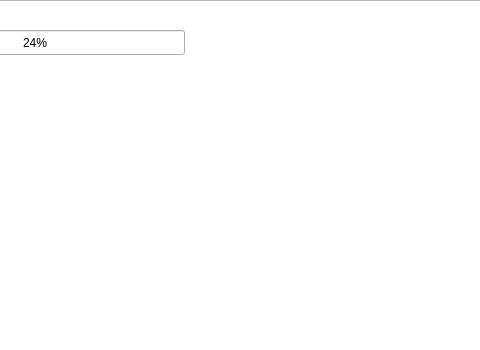
Old version of the form street_of_war/individual.ui in the repository damsil99/Proyecto-Final; both pictures show x 175 to 655 and y 0 to 350 of the 1200 by 600 pixel window.
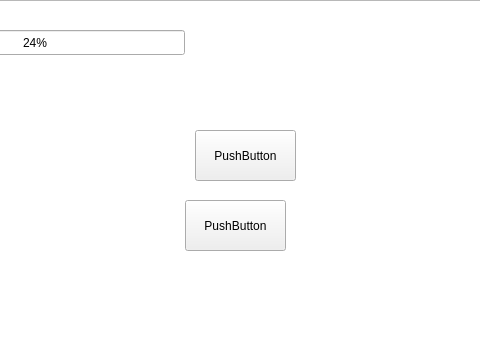
New version of the form.

```diff
--- a/street_of_war/individual.ui
+++ b/street_of_war/individual.ui
@@ -49,6 +49,32 @@
     <number>24</number>
    </property>
   </widget>
+  <widget class="QPushButton" name="button">
+   <property name="geometry">
+    <rect>
+     <x>370</x>
+     <y>130</y>
+     <width>101</width>
+     <height>51</height>
+    </rect>
+   </property>
+   <property name="text">
+    <string>PushButton</string>
+   </property>
+  </widget>
+  <widget class="QPushButton" name="button2">
+   <property name="geometry">
+    <rect>
+     <x>360</x>
+     <y>200</y>
+     <width>101</width>
+     <height>51</height>
+    </rect>
+   </property>
+   <property name="text">
+    <string>PushButton</string>
+   </property>
+  </widget>
  </widget>
  <resources/>
  <connections/>
```
